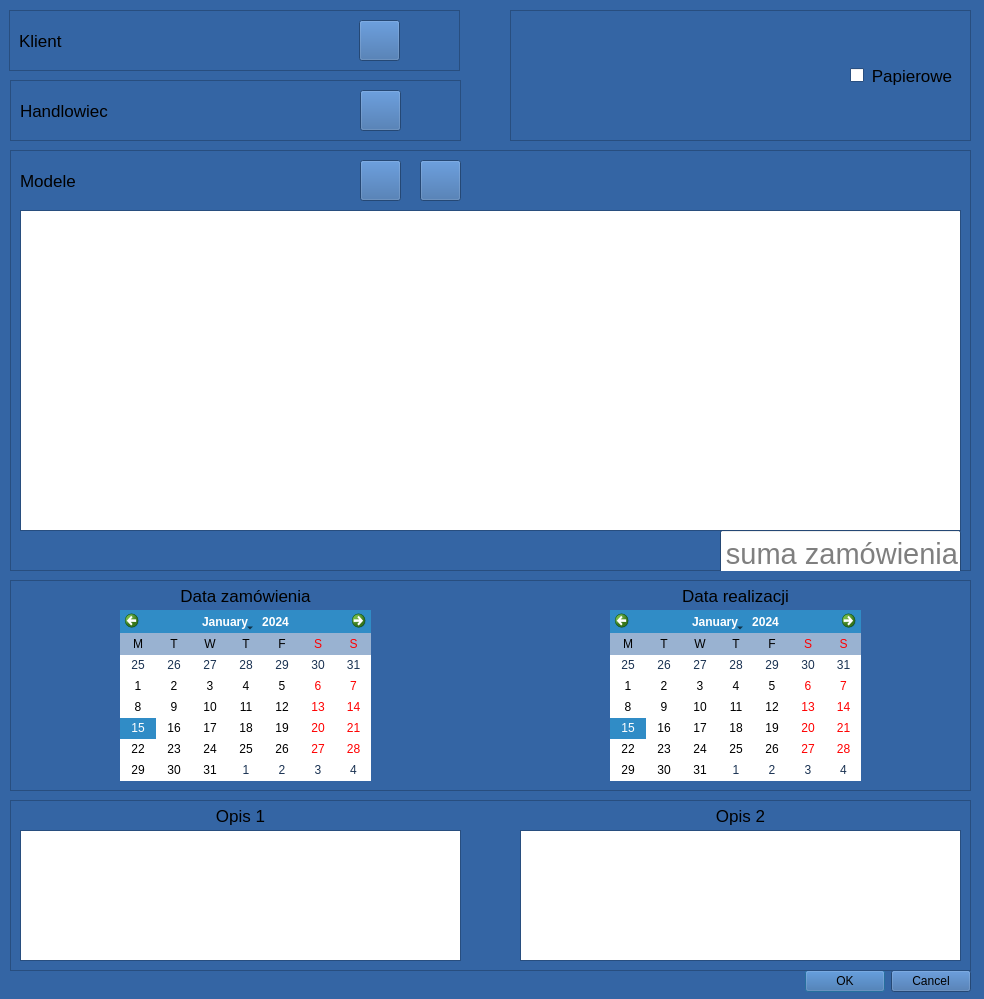
Old version of the form noweZamowienieDialog.ui in the repository militia11/shoes.
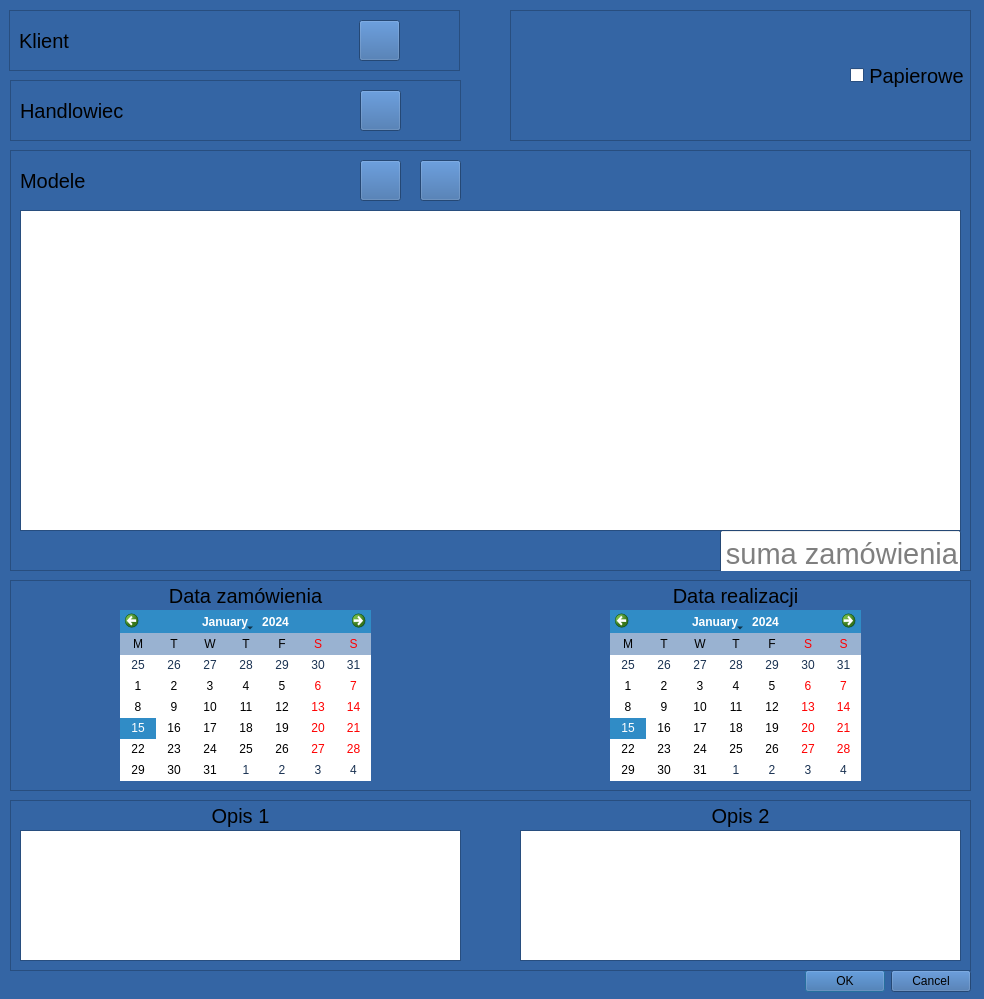
New version of the form. Icons and pictures are not drawn.

Diff of the .ui file:
```diff
--- a/noweZamowienieDialog.ui
+++ b/noweZamowienieDialog.ui
@@ -529,7 +529,7 @@
     </property>
     <property name="font">
      <font>
-      <pointsize>13</pointsize>
+      <pointsize>15</pointsize>
      </font>
     </property>
     <property name="text">
@@ -631,9 +631,9 @@
    <widget class="QLabel" name="labelHandlowiec">
     <property name="geometry">
      <rect>
-      <x>120</x>
+      <x>130</x>
       <y>10</y>
-      <width>241</width>
+      <width>231</width>
       <height>41</height>
      </rect>
     </property>
@@ -645,7 +645,7 @@
     </property>
     <property name="font">
      <font>
-      <pointsize>13</pointsize>
+      <pointsize>15</pointsize>
      </font>
     </property>
     <property name="text">
@@ -700,13 +700,13 @@
      <rect>
       <x>10</x>
       <y>10</y>
-      <width>101</width>
+      <width>121</width>
       <height>41</height>
      </rect>
     </property>
     <property name="font">
      <font>
-      <pointsize>13</pointsize>
+      <pointsize>15</pointsize>
      </font>
     </property>
     <property name="text">
@@ -732,9 +732,9 @@
    <widget class="QLabel" name="labelKlient">
     <property name="geometry">
      <rect>
-      <x>120</x>
+      <x>130</x>
       <y>10</y>
-      <width>241</width>
+      <width>231</width>
       <height>41</height>
      </rect>
     </property>
@@ -746,7 +746,7 @@
     </property>
     <property name="font">
      <font>
-      <pointsize>13</pointsize>
+      <pointsize>15</pointsize>
      </font>
     </property>
     <property name="text">
@@ -807,7 +807,7 @@
     </property>
     <property name="font">
      <font>
-      <pointsize>13</pointsize>
+      <pointsize>15</pointsize>
      </font>
     </property>
     <property name="text">
@@ -841,7 +841,7 @@
     </property>
     <property name="font">
      <font>
-      <pointsize>13</pointsize>
+      <pointsize>15</pointsize>
      </font>
     </property>
     <property name="text">
@@ -862,7 +862,7 @@
     </property>
     <property name="font">
      <font>
-      <pointsize>13</pointsize>
+      <pointsize>15</pointsize>
      </font>
     </property>
     <property name="text">
@@ -954,7 +954,7 @@
     </property>
     <property name="font">
      <font>
-      <pointsize>13</pointsize>
+      <pointsize>15</pointsize>
      </font>
     </property>
     <property name="text">
@@ -975,7 +975,7 @@
     </property>
     <property name="font">
      <font>
-      <pointsize>13</pointsize>
+      <pointsize>15</pointsize>
      </font>
     </property>
     <property name="text">
@@ -1077,7 +1077,7 @@
      <rect>
       <x>340</x>
       <y>0</y>
-      <width>104</width>
+      <width>113</width>
       <height>131</height>
      </rect>
     </property>
@@ -1104,7 +1104,7 @@
       <widget class="QLabel" name="label_5">
        <property name="font">
         <font>
-         <pointsize>13</pointsize>
+         <pointsize>15</pointsize>
         </font>
        </property>
        <property name="text">
```
